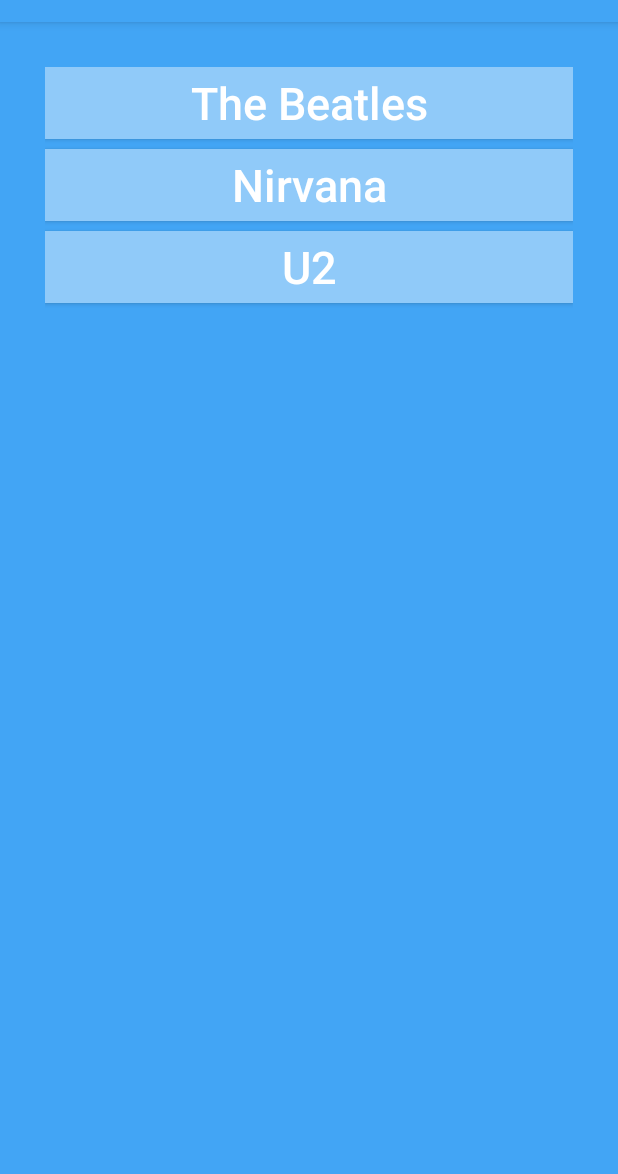
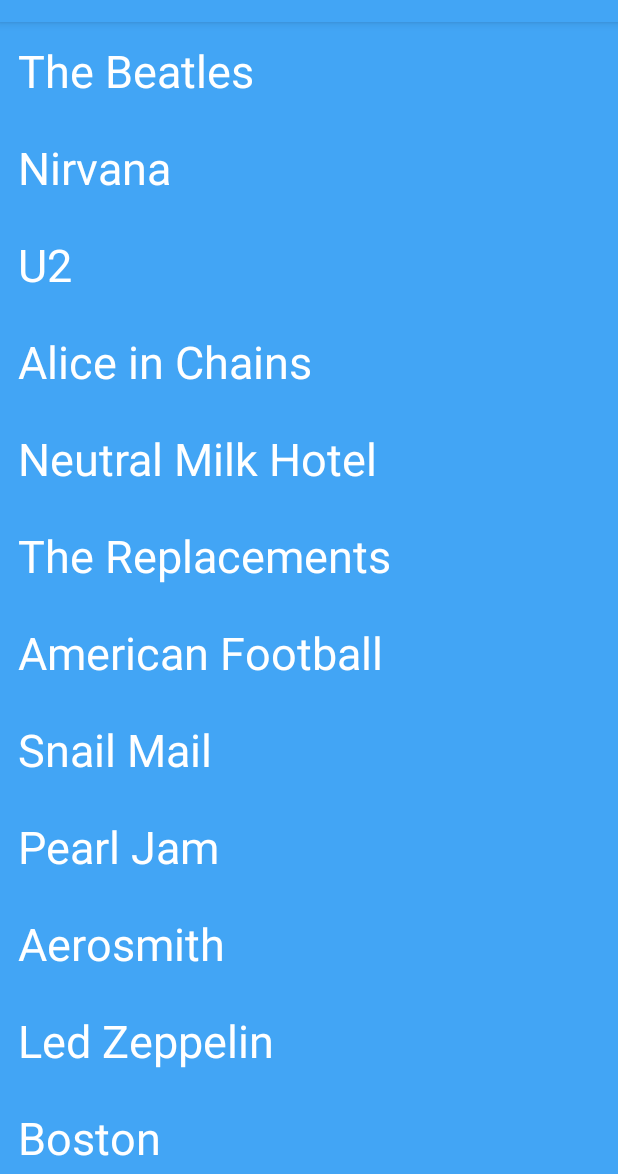
Before and after one commit to kieransukachevin/CPTR-405-Mobile-App-Development, an Android app: the screen it shows after launch (ListActivity), on a phone screen of 412 x 824 dp, the part 62-1236 px from its top. Run offline under Robolectric (Android 15) with nearby library versions, the phone set to English and light mode, and no system bars.

Commit message:
Band Database implemented

```diff
--- a/TheBandDatabase/app/build.gradle
+++ b/TheBandDatabase/app/build.gradle
@@ -34,6 +34,7 @@
     implementation 'com.google.android.material:material:1.3.0'
     implementation 'androidx.constraintlayout:constraintlayout:2.0.4'
     implementation 'androidx.legacy:legacy-support-v4:1.0.0'
+    implementation 'androidx.recyclerview:recyclerview:1.1.0'
     testImplementation 'junit:junit:4.+'
     androidTestImplementation 'androidx.test.ext:junit:1.1.2'
     androidTestImplementation 'androidx.test.espresso:espresso-core:3.3.0'
--- a/TheBandDatabase/app/src/main/java/com/zybooks/thebanddatabase/ListFragment.java
+++ b/TheBandDatabase/app/src/main/java/com/zybooks/thebanddatabase/ListFragment.java
@@ -1,5 +1,6 @@
 package com.zybooks.thebanddatabase;
 
+import android.content.Context;
 import android.content.Intent;
 import android.os.Bundle;
 import android.view.LayoutInflater;
@@ -7,49 +8,112 @@
 import android.view.ViewGroup;
 import android.widget.Button;
 import android.widget.LinearLayout;
+import android.widget.TextView;
+
+import androidx.annotation.NonNull;
 import androidx.fragment.app.Fragment;
+import androidx.recyclerview.widget.LinearLayoutManager;
+import androidx.recyclerview.widget.RecyclerView;
+
 import java.util.List;
 
 public class ListFragment extends Fragment {
 
+    public interface OnBandSelectedListener {
+        void onBandSelected(int bandId);
+    }
+
+    private OnBandSelectedListener mListener;
+
     @Override
-    public View onCreateView(LayoutInflater inflater, ViewGroup container,
-                             Bundle savedInstanceState) {
-        // Inflate the layout for this fragment
+    public View onCreateView(LayoutInflater inflater,
+                             ViewGroup container, Bundle savedInstanceState) {
         View view = inflater.inflate(R.layout.fragment_list, container, false);
-        LinearLayout layout = (LinearLayout) view;
 
-        // Create the buttons using the band names and ids from BandDatabase
-        List<Band> bandList = BandDatabase.getInstance(getContext()).getBands();
-        for (int i = 0; i < bandList.size(); i++) {
-            Button button = new Button(getContext());
-            LinearLayout.LayoutParams layoutParams = new LinearLayout.LayoutParams(
-                    LinearLayout.LayoutParams.MATCH_PARENT,
-                    LinearLayout.LayoutParams.WRAP_CONTENT);
-            layoutParams.setMargins(0, 0, 0, 10);   // 10 px
-            button.setLayoutParams(layoutParams);
+        RecyclerView recyclerView = view.findViewById(R.id.band_recycler_view);
+        recyclerView.setLayoutManager(new LinearLayoutManager(getActivity()));
 
-            // Set the text to the band's name and tag to the band ID
-            Band band = BandDatabase.getInstance(getContext()).getBand(i + 1);
-            button.setText(band.getName());
-            button.setTag(Integer.toString(band.getId()));
+        // Send bands to recycler view
+        BandAdapter adapter = new BandAdapter(BandDatabase.getInstance(getContext()).getBands());
+        recyclerView.setAdapter(adapter);
 
-            // All the buttons have the same click listener
-            button.setOnClickListener(buttonClickListener);
+        return view;
+    }
 
-            // Add the button to the LinearLayout
-            layout.addView(button);
+    private class BandHolder extends RecyclerView.ViewHolder
+            implements View.OnClickListener {
+
+        private Band mBand;
+
+        private TextView mNameTextView;
+
+        public BandHolder(LayoutInflater inflater, ViewGroup parent) {
+            super(inflater.inflate(R.layout.list_item_band, parent, false));
+            itemView.setOnClickListener(this);
+            mNameTextView = itemView.findViewById(R.id.bandName);
         }
 
-        return view;
+        public void bind(Band band) {
+            mBand = band;
+            mNameTextView.setText(mBand.getName());
+        }
+
+        @Override
+        public void onClick(View view) {
+            // Tell ListActivity what band was clicked
+            mListener.onBandSelected(mBand.getId());
+        }
+    }
+
+    private class BandAdapter extends RecyclerView.Adapter<BandHolder> {
+
+        private List<Band> mBands;
+
+        public BandAdapter(List<Band> bands) {
+            mBands = bands;
+        }
+
+        @Override
+        public BandHolder onCreateViewHolder(ViewGroup parent, int viewType) {
+            LayoutInflater layoutInflater = LayoutInflater.from(getActivity());
+            return new BandHolder(layoutInflater, parent);
+        }
+
+        @Override
+        public void onBindViewHolder(BandHolder holder, int position) {
+            Band band = mBands.get(position);
+            holder.bind(band);
+        }
+
+        @Override
+        public int getItemCount() {
+            return mBands.size();
+        }
+    }
+
+    @Override
+    public void onAttach(@NonNull Context context) {
+        super.onAttach(context);
+        if (context instanceof OnBandSelectedListener) {
+            mListener = (OnBandSelectedListener) context;
+        } else {
+            throw new RuntimeException(context.toString()
+                    + " must implement OnBandSelectedListener");
+        }
+    }
+
+    @Override
+    public void onDetach() {
+        super.onDetach();
+        mListener = null;
     }
 
     private final View.OnClickListener buttonClickListener = new View.OnClickListener() {
         @Override
         public void onClick(View view) {
-            // Start DetailsActivity
-            Intent intent = new Intent(getActivity(), DetailsActivity.class);
-            startActivity(intent);
+            // Notify activity of band selection
+            String bandId = (String) view.getTag();
+            mListener.onBandSelected(Integer.parseInt(bandId));
         }
     };
 }
--- /dev/null
+++ b/TheBandDatabase/app/src/main/res/layout-w700dp/activity_list.xml
@@ -0,0 +1,21 @@
+<?xml version="1.0" encoding="utf-8"?>
+<LinearLayout xmlns:android="http://schemas.android.com/apk/res/android"
+    android:layout_width="match_parent"
+    android:layout_height="match_parent"
+    android:divider="?android:attr/dividerHorizontal"
+    android:orientation="horizontal"
+    android:showDividers="middle"
+    android:baselineAligned="false">
+
+    <FrameLayout
+        android:id="@+id/list_fragment_container"
+        android:layout_width="0dp"
+        android:layout_height="match_parent"
+        android:layout_weight="1" />
+
+    <FrameLayout
+        android:id="@+id/details_fragment_container"
+        android:layout_width="0dp"
+        android:layout_height="match_parent"
+        android:layout_weight="3" />
+</LinearLayout>
--- a/TheBandDatabase/app/src/main/res/layout/fragment_list.xml
+++ b/TheBandDatabase/app/src/main/res/layout/fragment_list.xml
@@ -1,7 +1,6 @@
-<LinearLayout xmlns:android="http://schemas.android.com/apk/res/android"
-    xmlns:tools="http://schemas.android.com/tools"
-    android:orientation="vertical"
+<?xml version="1.0" encoding="utf-8"?>
+<androidx.recyclerview.widget.RecyclerView
+    xmlns:android="http://schemas.android.com/apk/res/android"
+    android:id="@+id/band_recycler_view"
     android:layout_width="match_parent"
-    android:layout_height="match_parent"
-    android:padding="30dp"
-    tools:context="com.zybooks.thebanddatabase.ListFragment" />
+    android:layout_height="match_parent" />
--- /dev/null
+++ b/TheBandDatabase/app/src/main/res/layout/list_item_band.xml
@@ -0,0 +1,16 @@
+<?xml version="1.0" encoding="utf-8"?>
+<LinearLayout xmlns:android="http://schemas.android.com/apk/res/android"
+    xmlns:tools="http://schemas.android.com/tools"
+    android:orientation="vertical"
+    android:layout_width="match_parent"
+    android:layout_height="wrap_content">
+
+    <TextView
+        android:layout_width="match_parent"
+        android:layout_height="wrap_content"
+        android:id="@+id/bandName"
+        tools:text="band"
+        style="@style/bandListName">
+    </TextView>
+
+</LinearLayout>
--- /dev/null
+++ b/TheBandDatabase/app/src/main/res/values-w700dp/layouts.xml
@@ -0,0 +1,4 @@
+<?xml version="1.0" encoding="utf-8"?>
+<resources>
+    <bool name="twoPanes">true</bool>
+</resources>
--- /dev/null
+++ b/TheBandDatabase/app/src/main/res/values/layouts.xml
@@ -0,0 +1,4 @@
+<?xml version="1.0" encoding="utf-8"?>
+<resources>
+    <bool name="twoPanes">false</bool>
+</resources>
--- a/TheBandDatabase/app/src/main/res/values/strings.xml
+++ b/TheBandDatabase/app/src/main/res/values/strings.xml
@@ -5,11 +5,30 @@
         <item>The Beatles</item>
         <item>Nirvana</item>
         <item>U2</item>
+        <item>Alice in Chains</item>
+        <item>Neutral Milk Hotel</item>
+        <item>The Replacements</item>
+        <item>American Football</item>
+        <item>Snail Mail</item>
+        <item>Pearl Jam</item>
+        <item>Aerosmith</item>
+        <item>Led Zeppelin</item>
+        <item>Boston</item>
     </string-array>
 
     <string-array name="descriptions">
         <item>An English rock band that formed in Liverpool in 1960.</item>
         <item>An American rock band that formed in Washington in 1987.</item>
         <item>An Irish rock band from Dublin that formed in 1976.</item>
+        <item>A band.</item>
+        <item>A band.</item>
+        <item>A band.</item>
+        <item>A band.</item>
+        <item>A band.</item>
+        <item>A band.</item>
+        <item>A band.</item>
+        <item>A band.</item>
+        <item>A band.</item>
+        <item>A band.</item>
     </string-array>
 </resources>
```
Also changed, not shown: TheBandDatabase/app/src/main/java/com/zybooks/thebanddatabase/DetailsActivity.java (+11 -1 lines), TheBandDatabase/app/src/main/java/com/zybooks/thebanddatabase/DetailsFragment.java (+15 -2 lines), TheBandDatabase/app/src/main/java/com/zybooks/thebanddatabase/ListActivity.java (+47 -1 lines).
